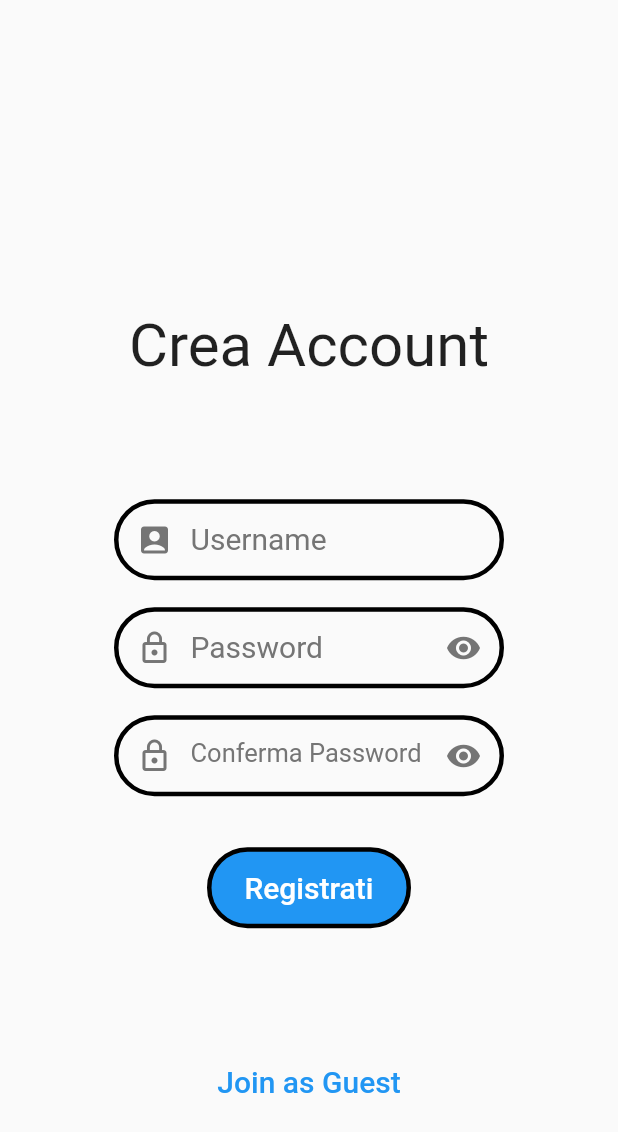
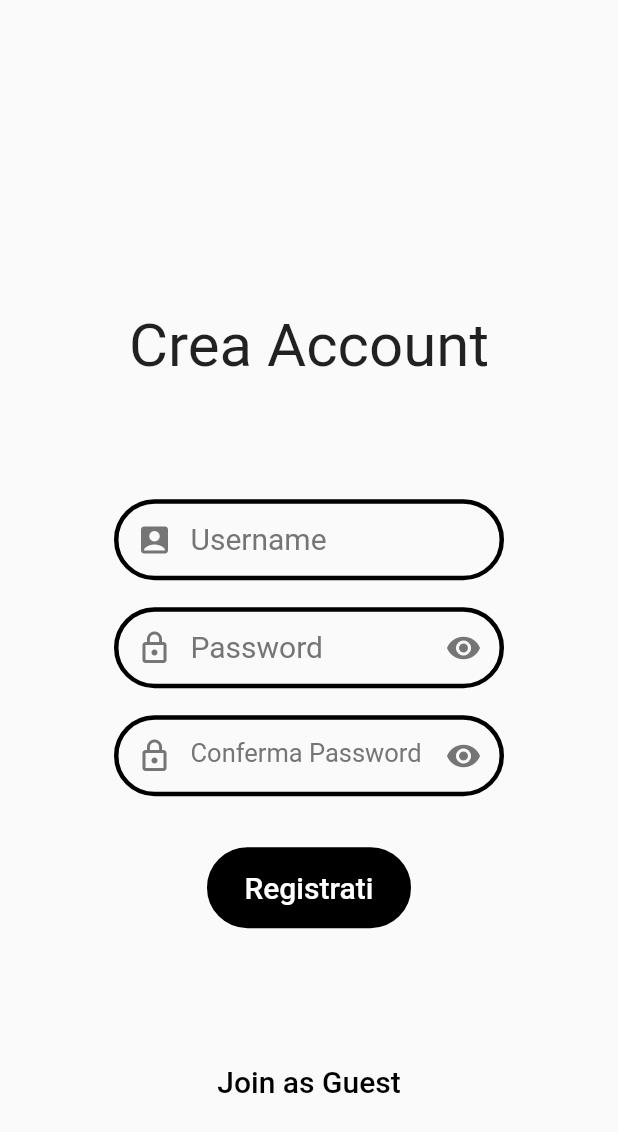
Before and after one commit to fededige/RipetizioniAndroid, a Flutter app: the screen it shows after launch, after a tap on "Sign up", on a phone screen of 412 x 824 dp. Shown: the top 1132 px of the screen. Run offline on Flutter 3.47's test engine with Material 2 defaults, Android fonts, the phone set to English and light mode, and no system bars; our stand-ins replace dropdown_search; network calls fail; Roboto replaces fonts that are missing (EncodeSans).

Commit message:
cambio colori#5

```diff
--- a/lib/pagine/homeUtente.dart
+++ b/lib/pagine/homeUtente.dart
@@ -15,19 +15,31 @@ class _PaginaHomeUtenteState extends State<PaginaHomeUtente> {
     return Scaffold(
         appBar: AppBar(
           centerTitle: true,
-          backgroundColor: Colors.blue,
+          backgroundColor: Colors.black,
           title: const Text(
             'Ripetizioni',
           ),
           automaticallyImplyLeading: false,
         ),
+        backgroundColor: Colors.blueGrey,
         body: Column(
+
           mainAxisAlignment: MainAxisAlignment.spaceBetween,
           children: <Widget>[
             Row(
               mainAxisAlignment: MainAxisAlignment.spaceBetween,
               crossAxisAlignment: CrossAxisAlignment.start,
               children: <Widget>[
+                Padding(
+                  padding: const EdgeInsets.fromLTRB(0.0, 10.0, 10.0, 0),
+                  child: Text(
+                      style: const TextStyle(
+                        fontWeight: FontWeight.bold,
+                        fontSize: 20.0,
+                      ),
+                      'Ciao $presentazione!' //variabile
+                  ),
+                ),
                 IconButton(
                   onPressed: () {
                     Navigator.pushNamed(context, '/impostazioni', arguments: utente);
@@ -36,16 +48,6 @@ class _PaginaHomeUtenteState extends State<PaginaHomeUtente> {
                   icon: const Icon(
                     color: Colors.black,
                     Icons.settings,
-                  ),
-                ),
-                Padding(
-                  padding: const EdgeInsets.fromLTRB(0.0, 10.0, 10.0, 0),
-                  child: Text(
-                    style: const TextStyle(
-                      fontWeight: FontWeight.bold,
-                      fontSize: 20.0,
-                    ),
-                    'Ciao $presentazione' //variabile
                   ),
                 ),
               ],
@@ -59,6 +61,7 @@ class _PaginaHomeUtenteState extends State<PaginaHomeUtente> {
                   },
                   child: Container(
                       decoration: BoxDecoration(
+                        color: Colors.white,
                         shape: BoxShape.rectangle,
                         borderRadius: const BorderRadius.all(Radius.circular(10.0)),
                         border: Border.all(
@@ -98,6 +101,7 @@ class _PaginaHomeUtenteState extends State<PaginaHomeUtente> {
                   },
                   child: Container(
                       decoration: BoxDecoration(
+                        color: Colors.white,
                         shape: BoxShape.rectangle,
                         borderRadius: const BorderRadius.all(Radius.circular(10.0)),
                         border: Border.all(
--- a/lib/pagine/login.dart
+++ b/lib/pagine/login.dart
@@ -56,10 +56,18 @@ class _LoginPageState extends State<LoginPage> {
     });
   }
 
-
   @override
   Widget build(BuildContext context) {
     return Scaffold(
+      /*body: Container(
+        width: double.infinity,
+        height: double.infinity,
+        decoration:const BoxDecoration(
+          image: DecorationImage(
+            image: AssetImage("images/scuola.jpg"),
+              fit: BoxFit.cover),
+          ),*/
+        backgroundColor: Colors.blueGrey,
         body: Center(
           child: Column(
             mainAxisAlignment: MainAxisAlignment.spaceEvenly,
@@ -68,12 +76,29 @@ class _LoginPageState extends State<LoginPage> {
               const SizedBox(
                 height: 50.0,
               ),
-            const Text(
-                'Ripetizioni',
+               /*const Text(
+                  'ripetizioni',
                   style: TextStyle(
                       fontSize: 40.0,
-                    fontFamily: 'EncodeSans'
+                      fontFamily: 'EncodeSans',
+                    color: Colors.orange,
                   )
+              ),*/
+              Container(
+                width: 130,
+                height: 130,
+                decoration : BoxDecoration(
+                  border: Border.all(
+                    width: 3,
+                    color: Colors.black,
+                  ),
+                  shape: BoxShape.circle,
+                  image:const DecorationImage(
+                    fit: BoxFit.cover,
+                    image: AssetImage("images/download.png"),
+
+                  ),
+                ),
               ),
               Column(
                 children: <Widget>[
@@ -81,6 +106,7 @@ class _LoginPageState extends State<LoginPage> {
                     width: 260.0,
                     decoration: BoxDecoration(
                       shape: BoxShape.rectangle,
+                      color: Colors.white,
                       borderRadius: const BorderRadius.all(Radius.circular(50.0)),
                       border: Border.all(
                         color: Colors.black,
@@ -111,6 +137,7 @@ class _LoginPageState extends State<LoginPage> {
                     width: 260.0,
                     decoration: BoxDecoration(
                       shape: BoxShape.rectangle,
+                      color: Colors.white,
                       borderRadius: const BorderRadius.all(Radius.circular(50.0)),
                       border: Border.all(
                         color: Colors.black,
@@ -162,7 +189,7 @@ class _LoginPageState extends State<LoginPage> {
                   Container(
                     width: 136.0,
                     decoration: BoxDecoration(
-                    color: Colors.blue,
+                      color: Colors.black,
                       shape: BoxShape.rectangle,
                       borderRadius: const BorderRadius.all(Radius.circular(50.0)),
                       border: Border.all(
@@ -210,7 +237,7 @@ class _LoginPageState extends State<LoginPage> {
                       'Join as Guest',
                       style: TextStyle(
                         fontSize: 20.0,
-                      color: Colors.blue,
+                        color: Colors.black,
                       ),
                     ),
                   ),
@@ -220,5 +247,6 @@ class _LoginPageState extends State<LoginPage> {
           ),
         ),
       );
+    /*);*/
   }
 }
--- a/lib/pagine/registrazione.dart
+++ b/lib/pagine/registrazione.dart
@@ -191,7 +191,7 @@ class _PaginaRegistrazioneState extends State<PaginaRegistrazione> {
                   Container(
                     width: 136.0,
                     decoration: BoxDecoration(
-                      color: Colors.blue,
+                      color: Colors.black,
                       shape: BoxShape.rectangle,
                       borderRadius: BorderRadius.all(Radius.circular(50.0)),
                       border: Border.all(
@@ -236,7 +236,7 @@ class _PaginaRegistrazioneState extends State<PaginaRegistrazione> {
                   'Join as Guest',
                   style: TextStyle(
                     fontSize: 20.0,
-                    color: Colors.blue,
+                    color: Colors.black,
                   ),
                 ),
               ),
```
Also changed, not shown: images/download.png (added), images/scuola.jpg (added). Lines whose indentation alone changed are shown as unchanged.
